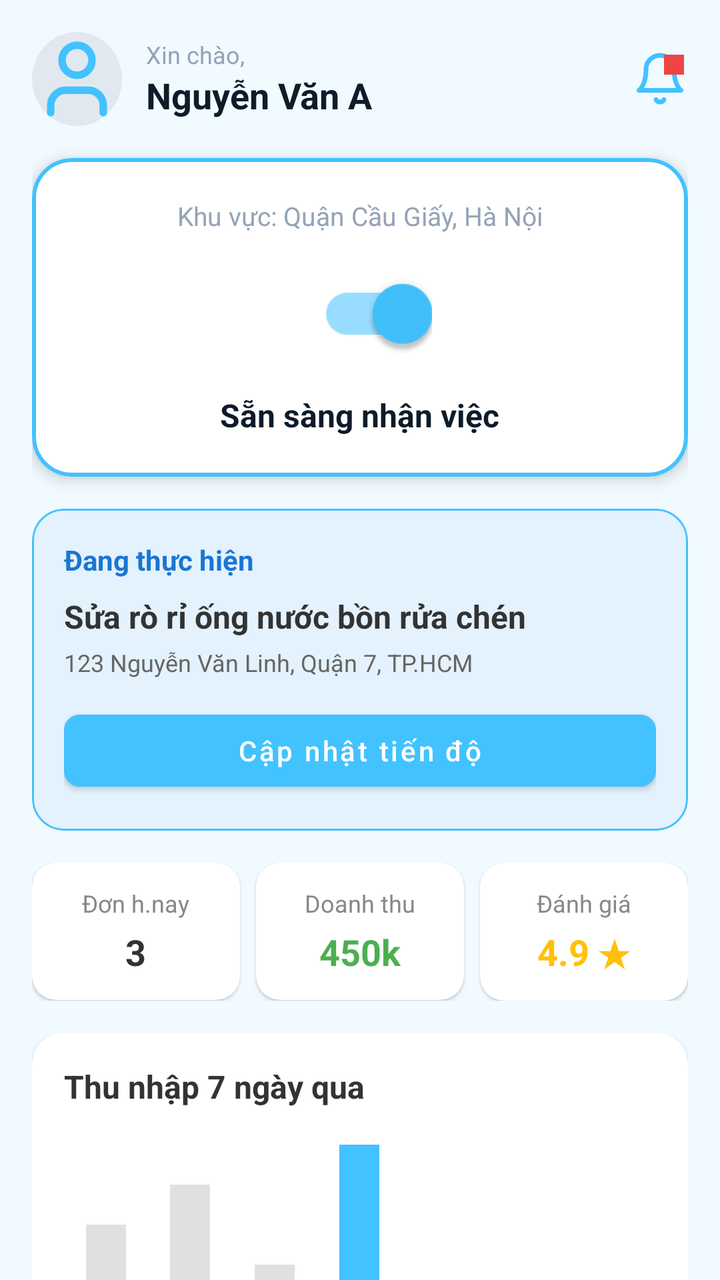
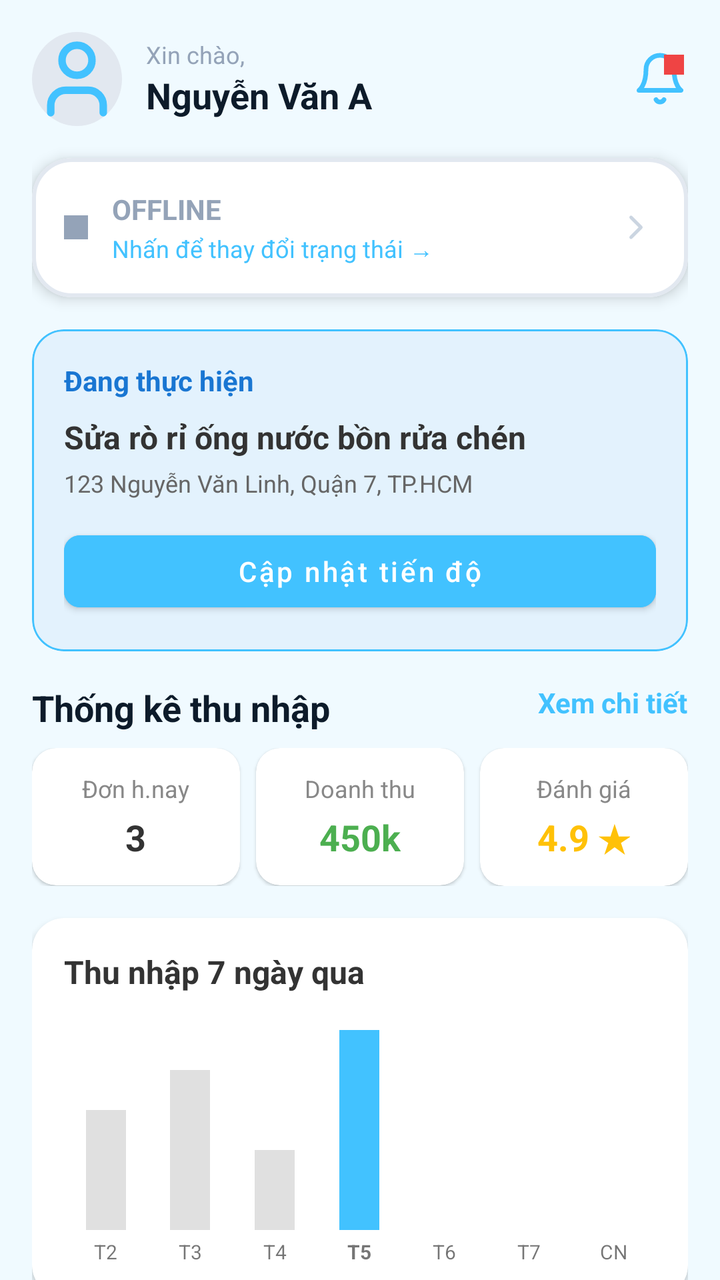

Screens rendered from an Android XML layout before and after an edit, with the pre-edit source and the edit as a unified diff.
<!-- AndroidManifest.xml: application theme Theme.FixItVN -->
<!-- res/layout/fragment_worker_home.xml -->
<?xml version="1.0" encoding="utf-8"?>
<androidx.core.widget.NestedScrollView xmlns:android="http://schemas.android.com/apk/res/android"
    xmlns:app="http://schemas.android.com/apk/res-auto"
    xmlns:tools="http://schemas.android.com/tools"
    android:layout_width="match_parent"
    android:layout_height="match_parent"
    android:background="#f0faff">

    <LinearLayout
        android:layout_width="match_parent"
        android:layout_height="wrap_content"
        android:orientation="vertical"
        android:padding="16dp">

        
        <LinearLayout
            android:layout_width="match_parent"
            android:layout_height="wrap_content"
            android:gravity="center_vertical"
            android:orientation="horizontal"
            android:paddingBottom="16dp">

            <ImageView
                android:id="@+id/ivWorkerAvatar"
                android:layout_width="45dp"
                android:layout_height="47dp"
                android:layout_marginEnd="12dp"
                android:background="@drawable/circle_background"
                android:src="@drawable/ic_lucide_user"
                app:tint="#42c2ff" />

            <LinearLayout
                android:layout_width="0dp"
                android:layout_height="wrap_content"
                android:layout_weight="1"
                android:orientation="vertical">

                <TextView
                    android:layout_width="wrap_content"
                    android:layout_height="wrap_content"
                    android:text="Xin chào,"
                    android:textColor="#94a3b8"
                    android:textSize="12sp" />

                <TextView
                    android:id="@+id/tvWorkerName"
                    android:layout_width="wrap_content"
                    android:layout_height="wrap_content"
                    android:text="Nguyễn Văn A"
                    android:textColor="#0d1b2a"
                    android:textSize="18sp"
                    android:textStyle="bold" />
            </LinearLayout>

            <FrameLayout
                android:layout_width="wrap_content"
                android:layout_height="wrap_content">
                
                <ImageView
                    android:layout_width="28dp"
                    android:layout_height="28dp"
                    android:src="@drawable/ic_lucide_bell"
                    app:tint="#42c2ff" />
                    
                <View
                    android:layout_width="10dp"
                    android:layout_height="10dp"
                    android:layout_gravity="top|end"
                    android:background="#ef4444"
                    android:layout_marginTop="2dp"
                    android:layout_marginEnd="2dp" />
            </FrameLayout>
        </LinearLayout>

        
        <com.google.android.material.card.MaterialCardView
            android:id="@+id/cardToggle"
            android:layout_width="match_parent"
            android:layout_height="wrap_content"
            android:layout_marginBottom="16dp"
            app:cardCornerRadius="20dp"
            app:cardElevation="4dp"
            app:cardBackgroundColor="@android:color/white"
            app:strokeColor="#42c2ff"
            app:strokeWidth="2dp">

            <LinearLayout
                android:layout_width="match_parent"
                android:layout_height="wrap_content"
                android:gravity="center"
                android:orientation="vertical"
                android:padding="20dp">

                <TextView
                    android:layout_width="wrap_content"
                    android:layout_height="wrap_content"
                    android:layout_marginBottom="16dp"
                    android:drawablePadding="8dp"
                    android:text="Khu vực: Quận Cầu Giấy, Hà Nội"
                    android:textColor="#94a3b8"
                    android:textSize="13sp" />

                <com.google.android.material.switchmaterial.SwitchMaterial
                    android:id="@+id/switchOnlineStatus"
                    android:layout_width="wrap_content"
                    android:layout_height="wrap_content"
                    android:checked="true"
                    android:scaleX="1.5"
                    android:scaleY="1.5" />

                <TextView
                    android:id="@+id/tvStatusDesc"
                    android:layout_width="wrap_content"
                    android:layout_height="wrap_content"
                    android:layout_marginTop="16dp"
                    android:text="Sẵn sàng nhận việc"
                    android:textColor="#0d1b2a"
                    android:textSize="16sp"
                    android:textStyle="bold" />
            </LinearLayout>
        </com.google.android.material.card.MaterialCardView>

        
        <include android:id="@+id/layoutActiveOrder" layout="@layout/layout_card_active_order" />
        <include android:id="@+id/layoutStats" layout="@layout/layout_stats_overview" />
        <include android:id="@+id/layoutChart" layout="@layout/layout_income_chart" />

        
        <RelativeLayout
            android:layout_width="match_parent"
            android:layout_height="wrap_content"
            android:layout_marginBottom="12dp">
            
            <TextView
                android:layout_width="wrap_content"
                android:layout_height="wrap_content"
                android:layout_alignParentStart="true"
                android:text="Lịch hẹn hôm nay"
                android:textColor="#0d1b2a"
                android:textSize="18sp"
                android:textStyle="bold" />
                
            <TextView
                android:id="@+id/tvViewAllAppointments"
                android:layout_width="wrap_content"
                android:layout_height="wrap_content"
                android:layout_alignParentEnd="true"
                android:text="Xem tất cả"
                android:textColor="#42c2ff"
                android:textSize="14sp"
                android:textStyle="bold" />
        </RelativeLayout>

        <androidx.recyclerview.widget.RecyclerView
            android:id="@+id/rvAppointments"
            android:layout_width="match_parent"
            android:layout_height="wrap_content"
            android:nestedScrollingEnabled="false"
            tools:listitem="@layout/item_appointment" />

        
        <TextView
            android:id="@+id/tvEmptyAppointments"
            android:layout_width="match_parent"
            android:layout_height="wrap_content"
            android:layout_marginTop="24dp"
            android:gravity="center"
            android:text="Bạn chưa có lịch hẹn nào hôm nay."
            android:textColor="#888888"
            android:textSize="14sp"
            android:visibility="gone" />

    </LinearLayout>
</androidx.core.widget.NestedScrollView>
<!-- res/layout/layout_card_active_order.xml (included above) -->
<?xml version="1.0" encoding="utf-8"?>
<com.google.android.material.card.MaterialCardView xmlns:android="http://schemas.android.com/apk/res/android"
    xmlns:app="http://schemas.android.com/apk/res-auto"
    android:id="@+id/cardActiveOrder"
    android:layout_width="match_parent"
    android:layout_height="wrap_content"
    android:layout_marginBottom="16dp"
    app:cardBackgroundColor="#E3F2FD"
    app:cardCornerRadius="16dp"
    app:cardElevation="0dp"
    app:strokeColor="#42c2ff"
    app:strokeWidth="1dp">

    <LinearLayout
        android:layout_width="match_parent"
        android:layout_height="wrap_content"
        android:orientation="vertical"
        android:padding="16dp">

        <TextView
            android:layout_width="wrap_content"
            android:layout_height="wrap_content"
            android:text="Đang thực hiện"
            android:textColor="#1976D2"
            android:textSize="14sp"
            android:textStyle="bold" />

        <TextView
            android:layout_width="match_parent"
            android:layout_height="wrap_content"
            android:layout_marginTop="8dp"
            android:text="Sửa rò rỉ ống nước bồn rửa chén"
            android:textColor="#333333"
            android:textSize="16sp"
            android:textStyle="bold" />

        <TextView
            android:layout_width="match_parent"
            android:layout_height="wrap_content"
            android:layout_marginTop="4dp"
            android:text="123 Nguyễn Văn Linh, Quận 7, TP.HCM"
            android:textColor="#666666"
            android:textSize="12sp" />

        <com.google.android.material.button.MaterialButton
            android:id="@+id/btnViewActiveOrder"
            android:layout_width="match_parent"
            android:layout_height="wrap_content"
            android:layout_marginTop="12dp"
            android:text="Cập nhật tiến độ"
            android:textAllCaps="false"
            app:backgroundTint="#42c2ff"
            app:cornerRadius="8dp" />
    </LinearLayout>
</com.google.android.material.card.MaterialCardView>
<!-- res/layout/layout_stats_overview.xml (included above) -->
<?xml version="1.0" encoding="utf-8"?>
<LinearLayout xmlns:android="http://schemas.android.com/apk/res/android"
    xmlns:app="http://schemas.android.com/apk/res-auto"
    android:layout_width="match_parent"
    android:layout_height="wrap_content"
    android:layout_marginBottom="16dp"
    android:orientation="horizontal">

    <com.google.android.material.card.MaterialCardView
        android:layout_width="0dp"
        android:layout_height="wrap_content"
        android:layout_marginEnd="8dp"
        android:layout_weight="1"
        app:cardCornerRadius="12dp"
        app:cardElevation="1dp"
        app:cardBackgroundColor="@android:color/white">

        <LinearLayout
            android:layout_width="match_parent"
            android:layout_height="wrap_content"
            android:gravity="center"
            android:orientation="vertical"
            android:padding="12dp">

            <TextView
                android:layout_width="wrap_content"
                android:layout_height="wrap_content"
                android:text="Đơn h.nay"
                android:textColor="#888888"
                android:textSize="12sp" />

            <TextView
                android:id="@+id/tvOrdersToday"
                android:layout_width="wrap_content"
                android:layout_height="wrap_content"
                android:layout_marginTop="4dp"
                android:text="3"
                android:textColor="#333333"
                android:textSize="18sp"
                android:textStyle="bold" />
        </LinearLayout>
    </com.google.android.material.card.MaterialCardView>

    <com.google.android.material.card.MaterialCardView
        android:layout_width="0dp"
        android:layout_height="wrap_content"
        android:layout_marginEnd="8dp"
        android:layout_weight="1"
        app:cardCornerRadius="12dp"
        app:cardElevation="1dp"
        app:cardBackgroundColor="@android:color/white">

        <LinearLayout
            android:layout_width="match_parent"
            android:layout_height="wrap_content"
            android:gravity="center"
            android:orientation="vertical"
            android:padding="12dp">

            <TextView
                android:layout_width="wrap_content"
                android:layout_height="wrap_content"
                android:text="Doanh thu"
                android:textColor="#888888"
                android:textSize="12sp" />

            <TextView
                android:id="@+id/tvRevenueToday"
                android:layout_width="wrap_content"
                android:layout_height="wrap_content"
                android:layout_marginTop="4dp"
                android:text="450k"
                android:textColor="#4CAF50"
                android:textSize="18sp"
                android:textStyle="bold" />
        </LinearLayout>
    </com.google.android.material.card.MaterialCardView>

    <com.google.android.material.card.MaterialCardView
        android:layout_width="0dp"
        android:layout_height="wrap_content"
        android:layout_weight="1"
        app:cardCornerRadius="12dp"
        app:cardElevation="1dp"
        app:cardBackgroundColor="@android:color/white">

        <LinearLayout
            android:layout_width="match_parent"
            android:layout_height="wrap_content"
            android:gravity="center"
            android:orientation="vertical"
            android:padding="12dp">

            <TextView
                android:layout_width="wrap_content"
                android:layout_height="wrap_content"
                android:text="Đánh giá"
                android:textColor="#888888"
                android:textSize="12sp" />

            <TextView
                android:id="@+id/tvRating"
                android:layout_width="wrap_content"
                android:layout_height="wrap_content"
                android:layout_marginTop="4dp"
                android:text="4.9 ★"
                android:textColor="#FFC107"
                android:textSize="18sp"
                android:textStyle="bold" />
        </LinearLayout>
    </com.google.android.material.card.MaterialCardView>
</LinearLayout>
<!-- res/layout/layout_income_chart.xml (included above) -->
<?xml version="1.0" encoding="utf-8"?>
<com.google.android.material.card.MaterialCardView xmlns:android="http://schemas.android.com/apk/res/android"
    xmlns:app="http://schemas.android.com/apk/res-auto"
    android:layout_width="match_parent"
    android:layout_height="wrap_content"
    android:layout_marginBottom="24dp"
    app:cardCornerRadius="16dp"
    app:cardElevation="2dp"
    app:cardBackgroundColor="@android:color/white"
    app:strokeWidth="0dp">

    <LinearLayout
        android:layout_width="match_parent"
        android:layout_height="wrap_content"
        android:orientation="vertical"
        android:padding="16dp">

        <TextView
            android:layout_width="wrap_content"
            android:layout_height="wrap_content"
            android:layout_marginBottom="16dp"
            android:text="Thu nhập 7 ngày qua"
            android:textColor="#333333"
            android:textSize="16sp"
            android:textStyle="bold" />

        <LinearLayout
            android:layout_width="match_parent"
            android:layout_height="120dp"
            android:gravity="bottom"
            android:orientation="horizontal"
            android:weightSum="7">
            
            <LinearLayout android:layout_width="0dp" android:layout_height="match_parent" android:layout_weight="1" android:gravity="bottom|center_horizontal" android:orientation="vertical">
                <View android:layout_width="20dp" android:layout_height="60dp" android:background="#E0E0E0" />
                <TextView android:layout_width="wrap_content" android:layout_height="wrap_content" android:layout_marginTop="4dp" android:text="T2" android:textSize="10sp" />
            </LinearLayout>
            
            <LinearLayout android:layout_width="0dp" android:layout_height="match_parent" android:layout_weight="1" android:gravity="bottom|center_horizontal" android:orientation="vertical">
                <View android:layout_width="20dp" android:layout_height="80dp" android:background="#E0E0E0" />
                <TextView android:layout_width="wrap_content" android:layout_height="wrap_content" android:layout_marginTop="4dp" android:text="T3" android:textSize="10sp" />
            </LinearLayout>
            
            <LinearLayout android:layout_width="0dp" android:layout_height="match_parent" android:layout_weight="1" android:gravity="bottom|center_horizontal" android:orientation="vertical">
                <View android:layout_width="20dp" android:layout_height="40dp" android:background="#E0E0E0" />
                <TextView android:layout_width="wrap_content" android:layout_height="wrap_content" android:layout_marginTop="4dp" android:text="T4" android:textSize="10sp" />
            </LinearLayout>
            
            <LinearLayout android:layout_width="0dp" android:layout_height="match_parent" android:layout_weight="1" android:gravity="bottom|center_horizontal" android:orientation="vertical">
                <View android:layout_width="20dp" android:layout_height="100dp" android:background="#42c2ff" />
                <TextView android:layout_width="wrap_content" android:layout_height="wrap_content" android:layout_marginTop="4dp" android:text="T5" android:textSize="10sp" android:textStyle="bold" />
            </LinearLayout>
            
            <LinearLayout android:layout_width="0dp" android:layout_height="match_parent" android:layout_weight="1" android:gravity="bottom|center_horizontal" android:orientation="vertical">
                <View android:layout_width="20dp" android:layout_height="0dp" android:background="#E0E0E0" />
                <TextView android:layout_width="wrap_content" android:layout_height="wrap_content" android:layout_marginTop="4dp" android:text="T6" android:textSize="10sp" />
            </LinearLayout>
            
            <LinearLayout android:layout_width="0dp" android:layout_height="match_parent" android:layout_weight="1" android:gravity="bottom|center_horizontal" android:orientation="vertical">
                <View android:layout_width="20dp" android:layout_height="0dp" android:background="#E0E0E0" />
                <TextView android:layout_width="wrap_content" android:layout_height="wrap_content" android:layout_marginTop="4dp" android:text="T7" android:textSize="10sp" />
            </LinearLayout>
            
            <LinearLayout android:layout_width="0dp" android:layout_height="match_parent" android:layout_weight="1" android:gravity="bottom|center_horizontal" android:orientation="vertical">
                <View android:layout_width="20dp" android:layout_height="0dp" android:background="#E0E0E0" />
                <TextView android:layout_width="wrap_content" android:layout_height="wrap_content" android:layout_marginTop="4dp" android:text="CN" android:textSize="10sp" />
            </LinearLayout>
        </LinearLayout>
    </LinearLayout>
</com.google.android.material.card.MaterialCardView>
<!-- res/layout/item_appointment.xml (included above) -->
<?xml version="1.0" encoding="utf-8"?>
<com.google.android.material.card.MaterialCardView xmlns:android="http://schemas.android.com/apk/res/android"
    xmlns:app="http://schemas.android.com/apk/res-auto"
    android:layout_width="match_parent"
    android:layout_height="wrap_content"
    android:layout_marginBottom="12dp"
    app:cardCornerRadius="12dp"
    app:cardElevation="2dp"
    app:cardBackgroundColor="@android:color/white"
    app:strokeWidth="0dp">

    <LinearLayout
        android:layout_width="match_parent"
        android:layout_height="wrap_content"
        android:orientation="vertical"
        android:padding="16dp">

        <TextView
            android:id="@+id/tvAppointmentTime"
            android:layout_width="wrap_content"
            android:layout_height="wrap_content"
            android:text="14:30 Hôm nay"
            android:textColor="#42c2ff"
            android:textSize="12sp"
            android:textStyle="bold" />

        <TextView
            android:id="@+id/tvAppointmentTitle"
            android:layout_width="match_parent"
            android:layout_height="wrap_content"
            android:layout_marginTop="4dp"
            android:text="Sửa máy lạnh không mát"
            android:textColor="#333333"
            android:textSize="16sp"
            android:textStyle="bold" />

        <TextView
            android:id="@+id/tvAppointmentAddress"
            android:layout_width="match_parent"
            android:layout_height="wrap_content"
            android:layout_marginTop="4dp"
            android:text="456 Lê Văn Sỹ, Quận 3, TP.HCM"
            android:textColor="#666666"
            android:textSize="14sp" />
    </LinearLayout>
</com.google.android.material.card.MaterialCardView>
<!-- resources referenced by this layout -->
<resources>
  <!-- drawable circle_background (drawable) -->
  <?xml version="1.0" encoding="utf-8"?>
  <shape xmlns:android="http://schemas.android.com/apk/res/android"
      android:shape="oval">
      <solid android:color="#e2e8f0" />
  </shape>
  <!-- drawable ic_lucide_bell (drawable) -->
  <vector xmlns:android="http://schemas.android.com/apk/res/android"
      android:width="24dp"
      android:height="24dp"
      android:viewportWidth="24"
      android:viewportHeight="24">
    <path
        android:pathData="M6,8a6,6 0,0 1,12 0c0,7 3,9 3,9H3s3,-2 3,-9"
        android:strokeLineJoin="round"
        android:strokeWidth="2"
        android:fillColor="#00000000"
        android:strokeColor="#000000"
        android:strokeLineCap="round"/>
    <path
        android:pathData="M10.3,21a1.94,1.94 0,0 0,3.4 0"
        android:strokeLineJoin="round"
        android:strokeWidth="2"
        android:fillColor="#00000000"
        android:strokeColor="#000000"
        android:strokeLineCap="round"/>
  </vector>
  <!-- drawable ic_lucide_user (drawable) -->
  <vector xmlns:android="http://schemas.android.com/apk/res/android"
      android:width="24dp"
      android:height="24dp"
      android:viewportWidth="24"
      android:viewportHeight="24">
    <path
        android:pathData="M19,21v-2a4,4 0,0 0,-4 -4H9a4,4 0,0 0,-4 4v2"
        android:strokeLineJoin="round"
        android:strokeWidth="2"
        android:fillColor="#00000000"
        android:strokeColor="#000000"
        android:strokeLineCap="round"/>
    <path
        android:pathData="M12,7m-4,0a4,4 0,1 1,8 0a4,4 0,1 1,-8 0"
        android:strokeLineJoin="round"
        android:strokeWidth="2"
        android:fillColor="#00000000"
        android:strokeColor="#000000"
        android:strokeLineCap="round"/>
  </vector>
  <style name="Theme.FixItVN" parent="Theme.MaterialComponents.DayNight.NoActionBar">
  
          
          <item name="colorPrimary">#42c2ff</item>
          <item name="colorPrimaryDark">#00658b</item>
          <item name="colorPrimaryVariant">#00658b</item>
          <item name="colorOnPrimary">#ffffff</item>
  
          
          <item name="colorSecondary">#42c2ff</item>
          <item name="colorSecondaryVariant">#1a9fe0</item>
          <item name="colorOnSecondary">#ffffff</item>
  
          
          <item name="android:colorBackground">#f0faff</item>
          <item name="android:windowBackground">#f0faff</item>
          <item name="colorSurface">#ffffff</item>
          <item name="colorOnSurface">#0d1b2a</item>
  
          
          <item name="android:statusBarColor">#ffffff</item>
          <item name="android:windowLightStatusBar">true</item>
  
          
          <item name="android:navigationBarColor">#ffffff</item>
  
      </style>
</resources>

<!-- the commit's change to res/layout/fragment_worker_home.xml (unified diff, before → after) -->
@@ -78,50 +78,89 @@
             android:layout_width="match_parent"
             android:layout_height="wrap_content"
             android:layout_marginBottom="16dp"
+            android:clickable="true"
+            android:focusable="true"
+            app:cardBackgroundColor="@android:color/white"
             app:cardCornerRadius="20dp"
             app:cardElevation="4dp"
-            app:cardBackgroundColor="@android:color/white"
-            app:strokeColor="#42c2ff"
+            app:strokeColor="#e2e8f0"
             app:strokeWidth="2dp">
 
             <LinearLayout
                 android:layout_width="match_parent"
                 android:layout_height="wrap_content"
-                android:gravity="center"
-                android:orientation="vertical"
-                android:padding="20dp">
-
-                <TextView
-                    android:layout_width="wrap_content"
+                android:gravity="center_vertical"
+                android:orientation="horizontal"
+                android:padding="16dp">
+
+                
+                <View
+                    android:id="@+id/viewStatusDot"
+                    android:layout_width="12dp"
+                    android:layout_height="12dp"
+                    android:layout_marginEnd="12dp"
+                    android:background="#94a3b8" />
+
+                <LinearLayout
+                    android:layout_width="0dp"
                     android:layout_height="wrap_content"
-                    android:layout_marginBottom="16dp"
-                    android:drawablePadding="8dp"
-                    android:text="Khu vực: Quận Cầu Giấy, Hà Nội"
-                    android:textColor="#94a3b8"
-                    android:textSize="13sp" />
-
-                <com.google.android.material.switchmaterial.SwitchMaterial
-                    android:id="@+id/switchOnlineStatus"
-                    android:layout_width="wrap_content"
-                    android:layout_height="wrap_content"
-                    android:checked="true"
-                    android:scaleX="1.5"
-                    android:scaleY="1.5" />
-
-                <TextView
-                    android:id="@+id/tvStatusDesc"
-                    android:layout_width="wrap_content"
-                    android:layout_height="wrap_content"
-                    android:layout_marginTop="16dp"
-                    android:text="Sẵn sàng nhận việc"
-                    android:textColor="#0d1b2a"
-                    android:textSize="16sp"
-                    android:textStyle="bold" />
+                    android:layout_weight="1"
+                    android:orientation="vertical">
+
+                    <TextView
+                        android:id="@+id/tvStatusDesc"
+                        android:layout_width="wrap_content"
+                        android:layout_height="wrap_content"
+                        android:text="OFFLINE"
+                        android:textColor="#94a3b8"
+                        android:textSize="14sp"
+                        android:textStyle="bold" />
+
+                    <TextView
+                        android:layout_width="wrap_content"
+                        android:layout_height="wrap_content"
+                        android:layout_marginTop="2dp"
+                        android:text="Nhấn để thay đổi trạng thái →"
+                        android:textColor="#42c2ff"
+                        android:textSize="12sp" />
+                </LinearLayout>
+
+                <ImageView
+                    android:layout_width="20dp"
+                    android:layout_height="20dp"
+                    android:src="@drawable/ic_lucide_chevron_right"
+                    app:tint="#cbd5e1" />
             </LinearLayout>
         </com.google.android.material.card.MaterialCardView>
 
         
         <include android:id="@+id/layoutActiveOrder" layout="@layout/layout_card_active_order" />
+        
+        <RelativeLayout
+            android:layout_width="match_parent"
+            android:layout_height="wrap_content"
+            android:layout_marginBottom="8dp">
+            
+            <TextView
+                android:layout_width="wrap_content"
+                android:layout_height="wrap_content"
+                android:layout_alignParentStart="true"
+                android:text="Thống kê thu nhập"
+                android:textColor="#0d1b2a"
+                android:textSize="18sp"
+                android:textStyle="bold" />
+                
+            <TextView
+                android:id="@+id/tvViewStatsDetail"
+                android:layout_width="wrap_content"
+                android:layout_height="wrap_content"
+                android:layout_alignParentEnd="true"
+                android:text="Xem chi tiết"
+                android:textColor="#42c2ff"
+                android:textSize="14sp"
+                android:textStyle="bold" />
+        </RelativeLayout>
+
         <include android:id="@+id/layoutStats" layout="@layout/layout_stats_overview" />
         <include android:id="@+id/layoutChart" layout="@layout/layout_income_chart" />
 
<!-- resource entries referenced after the edit -->
@@ -26,6 +26,21 @@
         android:fillColor="#00000000"
         android:strokeColor="#000000"
         android:strokeLineCap="round"/>
+  </vector>
+  <!-- drawable ic_lucide_chevron_right (drawable) -->
+  <?xml version="1.0" encoding="utf-8"?>
+  <vector xmlns:android="http://schemas.android.com/apk/res/android"
+      android:width="24dp"
+      android:height="24dp"
+      android:viewportWidth="24"
+      android:viewportHeight="24">
+      <path
+          android:pathData="M9,18l6,-6 -6,-6"
+          android:strokeLineJoin="round"
+          android:strokeWidth="2"
+          android:fillColor="#00000000"
+          android:strokeColor="#000000"
+          android:strokeLineCap="round"/>
   </vector>
   <!-- drawable ic_lucide_user (drawable) -->
   <vector xmlns:android="http://schemas.android.com/apk/res/android"
